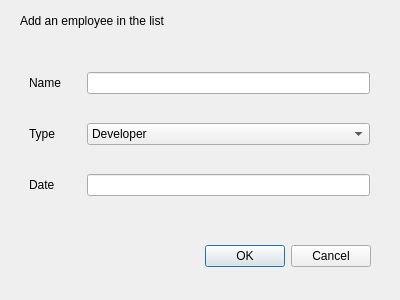
Before: the Qt Designer form employee_dialog.ui in Romain96/M2S3_QualiteERP, drawn with Qt 5.
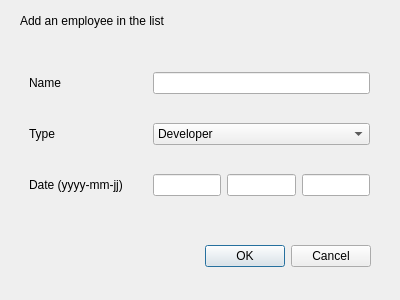
After: the same form once the commit is applied.

Commit message: adding date format in employee_dialog.ui & renaming labels

Patch:
```diff
--- a/employee_dialog.ui
+++ b/employee_dialog.ui
@@ -39,22 +39,8 @@
     </rect>
    </property>
    <layout class="QGridLayout" name="gridLayout">
-    <item row="2" column="2">
-     <widget class="QComboBox" name="comboBox">
-      <item>
-       <property name="text">
-        <string>Developer</string>
-       </property>
-      </item>
-      <item>
-       <property name="text">
-        <string>Project Manager</string>
-       </property>
-      </item>
-     </widget>
-    </item>
-    <item row="1" column="2">
-     <widget class="QLineEdit" name="lineEdit_2"/>
+    <item row="3" column="2">
+     <widget class="QLineEdit" name="lineEdit_year"/>
     </item>
     <item row="1" column="0">
      <widget class="QLabel" name="label_2">
@@ -63,6 +49,20 @@
       </property>
      </widget>
     </item>
+    <item row="2" column="0">
+     <widget class="QLabel" name="label_type">
+      <property name="text">
+       <string>Type</string>
+      </property>
+     </widget>
+    </item>
+    <item row="3" column="0">
+     <widget class="QLabel" name="label_date">
+      <property name="text">
+       <string>Date (yyyy-mm-jj) </string>
+      </property>
+     </widget>
+    </item>
     <item row="1" column="1" rowspan="3">
      <spacer name="verticalSpacer">
       <property name="orientation">
@@ -76,22 +76,28 @@
       </property>
      </spacer>
     </item>
-    <item row="2" column="0">
-     <widget class="QLabel" name="label_3">
-      <property name="text">
-       <string>Type</string>
-      </property>
-     </widget>
+    <item row="3" column="3">
+     <widget class="QLineEdit" name="lineEdit_month"/>
     </item>
-    <item row="3" column="0">
-     <widget class="QLabel" name="label_4">
-      <property name="text">
-       <string>Date </string>
-      </property>
+    <item row="3" column="4">
+     <widget class="QLineEdit" name="lineEdit_day"/>
+    </item>
+    <item row="2" column="2" colspan="3">
+     <widget class="QComboBox" name="comboBox_type">
+      <item>
+       <property name="text">
+        <string>Developer</string>
+       </property>
+      </item>
+      <item>
+       <property name="text">
+        <string>Project Manager</string>
+       </property>
+      </item>
      </widget>
     </item>
-    <item row="3" column="2">
-     <widget class="QLineEdit" name="lineEdit"/>
+    <item row="1" column="2" colspan="3">
+     <widget class="QLineEdit" name="lineEdit_name"/>
     </item>
    </layout>
   </widget>
```
Left out of the diff: 4 changed lines with no effect on the pictures.
